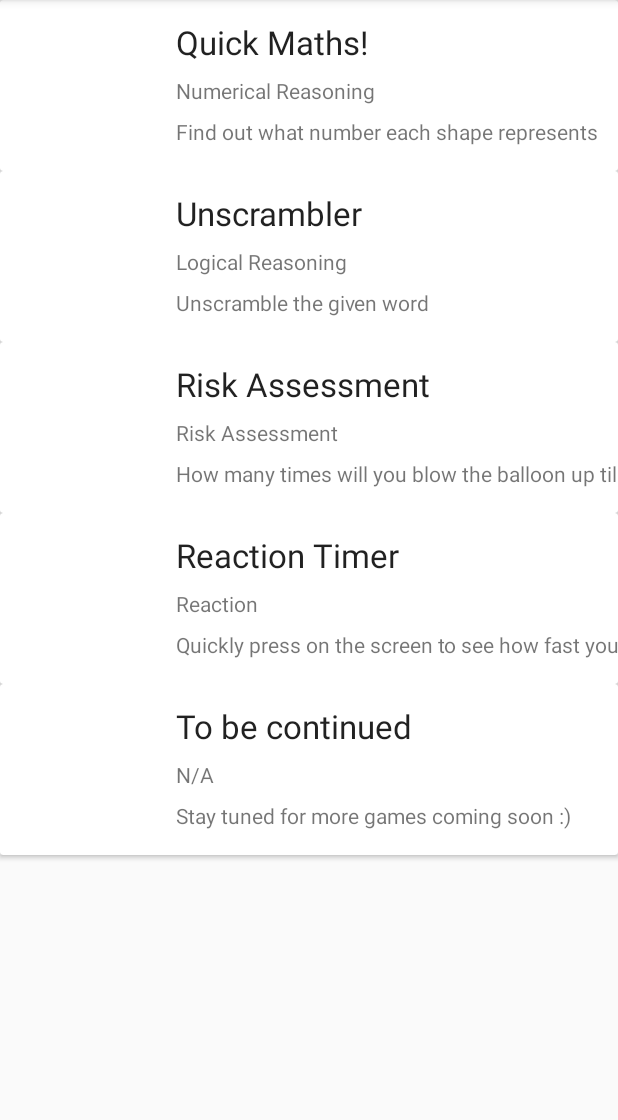
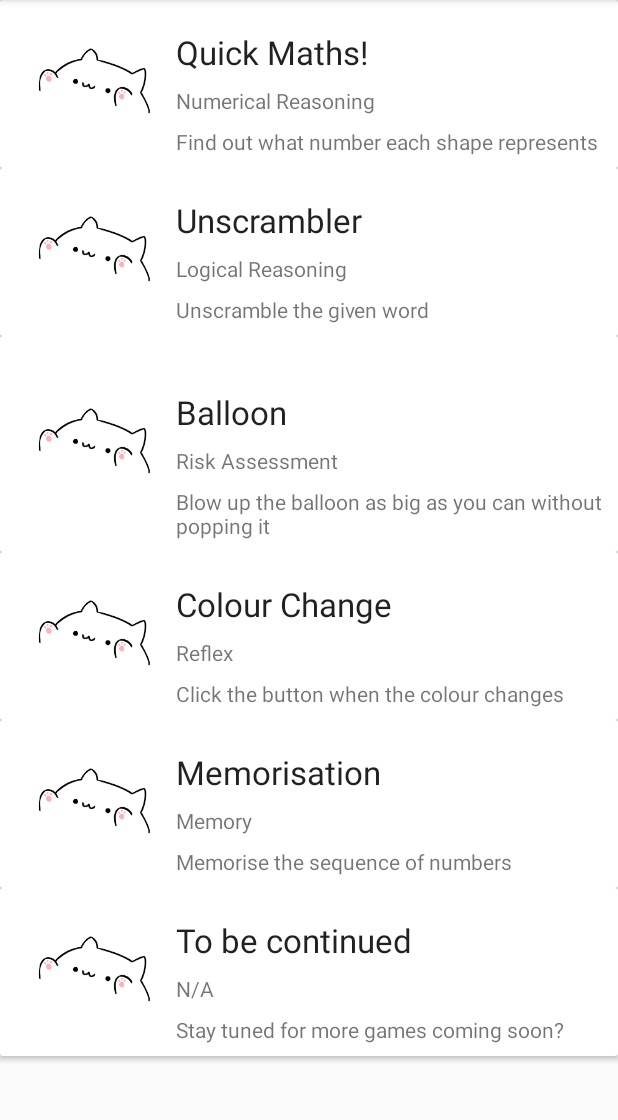
Before and after one commit to brengar123/JigJag2.0, an Android app: the screen it shows after launch (MainActivity), on a phone screen of 412 x 824 dp, the part 84-1204 px from its top. Run offline under Robolectric (Android 15) with nearby library versions, the light colour scheme and no system bars.

Commit message:
fixed gamelist ui

```diff
--- a/app/src/main/java/com/example/jigjag20/Games.java
+++ b/app/src/main/java/com/example/jigjag20/Games.java
@@ -6,13 +6,13 @@ public class Games {
     private String name;
     private String type;
     private String description;
-    private int photo;
+    private int image;
 
-    private Games(String name, String type, String description, int photo){
+    private Games(String name, String type, String description, int image){
         this.name = name;
         this.type = type;
         this.description = description;
-        this.photo = photo;
+        this.image = image;
     }
 
     public String getName() {
@@ -38,13 +38,22 @@ public class Games {
     public void setDescription(String description) {
         this.description = description;
     }
+
+    public int getImage() {
+        return image;
+    }
+
+    public void setImage(int image) {
+        this.image = image;
+    }
     public static ArrayList<Games> getGames(){
         ArrayList<Games> games = new ArrayList<>();
         games.add(new Games("Quick Maths!","Numerical Reasoning", "Find out what number each shape represents", R.drawable.gameone));
-        games.add(new Games("Unscrambler", "Logical Reasoning", "Unscramble the given word", 1));
-        games.add(new Games("Risk Assessment", "Risk Assessment", "How many times will you blow the balloon up till it pops?", 1));
-        games.add(new Games("Reaction Timer", "Reaction", "Quickly press on the screen to see how fast your reaction is", 1));
-        games.add(new Games("To be continued", "N/A", "Stay tuned for more games coming soon :)", 1));
+        games.add(new Games("Unscrambler", "Logical Reasoning", "Unscramble the given word", R.drawable.gameone));
+        games.add(new Games("Balloon", "Risk Assessment", "Blow up the balloon as big as you can without popping it", R.drawable.gameone));
+        games.add(new Games("Colour Change", "Reflex", "Click the button when the colour changes", R.drawable.gameone));
+        games.add(new Games("Memorisation", "Memory", "Memorise the sequence of numbers", R.drawable.gameone));
+        games.add(new Games("To be continued", "N/A", "Stay tuned for more games coming soon?", R.drawable.gameone));
         return games;
     }
 }
--- a/app/src/main/java/com/example/jigjag20/GamesAdapter.java
+++ b/app/src/main/java/com/example/jigjag20/GamesAdapter.java
@@ -1,8 +1,10 @@
 package com.example.jigjag20;
 
+import android.media.Image;
 import android.view.LayoutInflater;
 import android.view.View;
 import android.view.ViewGroup;
+import android.widget.ImageView;
 import android.widget.TextView;
 
 import androidx.recyclerview.widget.RecyclerView;
@@ -25,6 +27,7 @@ public class GamesAdapter extends RecyclerView.Adapter<GamesAdapter.GamesViewHol
         public TextView name;
         public TextView type;
         public TextView description;
+        public ImageView image;
         private RecyclerViewClickListener mListener;
 
         public GamesViewHolder(View v, RecyclerViewClickListener listener){
@@ -34,6 +37,7 @@ public class GamesAdapter extends RecyclerView.Adapter<GamesAdapter.GamesViewHol
             name = v.findViewById(R.id.ListName);
             type = v.findViewById(R.id.ListType);
             description = v.findViewById(R.id.ListDescription);
+            image = v.findViewById(R.id.ListPhoto);
         }
 
         @Override
@@ -52,6 +56,7 @@ public class GamesAdapter extends RecyclerView.Adapter<GamesAdapter.GamesViewHol
         holder.name.setText(games.getName());
         holder.type.setText(games.getType());
         holder.description.setText(games.getDescription());
+        holder.image.setImageResource(games.getImage());
     }
     @Override
     public int getItemCount() {
--- a/app/src/main/res/layout/games_list.xml
+++ b/app/src/main/res/layout/games_list.xml
@@ -9,46 +9,64 @@
 
 
     <androidx.constraintlayout.widget.ConstraintLayout
-    android:layout_height="114dp"
-    android:layout_width="match_parent">
+        android:layout_width="match_parent"
+        android:layout_height="wrap_content">
 
         <ImageView
+            android:id="@+id/ListPhoto"
+            android:layout_width="93dp"
             android:layout_height="88dp"
-        android:layout_width="93dp"
-        tools:srcCompat="@tools:sample/avatars"
+            android:layout_marginStart="16dp"
+            android:layout_marginLeft="16dp"
+            app:layout_constraintBottom_toBottomOf="parent"
+            app:layout_constraintStart_toStartOf="parent"
             app:layout_constraintTop_toTopOf="parent"
-        app:layout_constraintStart_toStartOf="parent"
-        app:layout_constraintBottom_toBottomOf="parent"
-        android:layout_marginLeft="16dp"
-        android:layout_marginStart="16dp"
-        android:id="@+id/ListPhoto"/>
+            tools:srcCompat="@drawable/gameone" />
 
         <TextView
+            android:id="@+id/ListName"
+            android:layout_width="0dp"
             android:layout_height="wrap_content"
-        android:layout_width="wrap_content"
-        app:layout_constraintTop_toTopOf="@+id/ListPhoto"
+            android:layout_marginStart="8dp"
             android:layout_marginLeft="8dp"
-        android:layout_marginStart="8dp"
-        android:id="@+id/ListName"
+            android:layout_marginTop="8dp"
+            android:layout_marginEnd="8dp"
+            android:layout_marginRight="8dp"
+            android:text="TextView"
+            android:textAppearance="@style/TextAppearance.AppCompat.Large"
+            app:layout_constraintEnd_toEndOf="parent"
             app:layout_constraintStart_toEndOf="@+id/ListPhoto"
-        android:textAppearance="@style/TextAppearance.AppCompat.Large"
-        android:text="TextView"/>
+            app:layout_constraintTop_toTopOf="@+id/ListPhoto" />
 
         <TextView
+            android:id="@+id/ListType"
+            android:layout_width="0dp"
             android:layout_height="wrap_content"
-        android:layout_width="wrap_content"
-        app:layout_constraintStart_toStartOf="@+id/ListName"
-        android:id="@+id/ListType" android:text="TextView"
-        app:layout_constraintTop_toBottomOf="@+id/ListName"
-        android:layout_marginTop="8dp"/>
+            android:layout_marginStart="8dp"
+            android:layout_marginLeft="8dp"
+            android:layout_marginTop="8dp"
+            android:layout_marginEnd="8dp"
+            android:layout_marginRight="8dp"
+            android:text="TextView"
+            app:layout_constraintEnd_toEndOf="parent"
+            app:layout_constraintStart_toEndOf="@+id/ListPhoto"
+            app:layout_constraintTop_toBottomOf="@+id/ListName" />
 
         <TextView
+            android:id="@+id/ListDescription"
+            android:layout_width="0dp"
             android:layout_height="wrap_content"
-        android:layout_width="wrap_content"
-        app:layout_constraintStart_toStartOf="@+id/ListType"
-        android:id="@+id/ListDescription" android:text="TextView"
-        app:layout_constraintTop_toBottomOf="@+id/ListType"
-        android:layout_marginTop="8dp"/>
+            android:layout_marginStart="8dp"
+            android:layout_marginLeft="8dp"
+            android:layout_marginTop="8dp"
+            android:layout_marginEnd="8dp"
+            android:layout_marginRight="8dp"
+            android:layout_marginBottom="8dp"
+            android:text="TextView"
+            app:layout_constraintBottom_toBottomOf="parent"
+            app:layout_constraintEnd_toEndOf="parent"
+            app:layout_constraintStart_toEndOf="@+id/ListPhoto"
+            app:layout_constraintTop_toBottomOf="@+id/ListType" />
 
     </androidx.constraintlayout.widget.ConstraintLayout>
 
```
Also changed, not shown: app/src/main/res/drawable-v24/gameone.jpg (added), app/src/main/res/drawable/gameone.jpg (deleted). Lines whose indentation alone changed are shown as unchanged.
